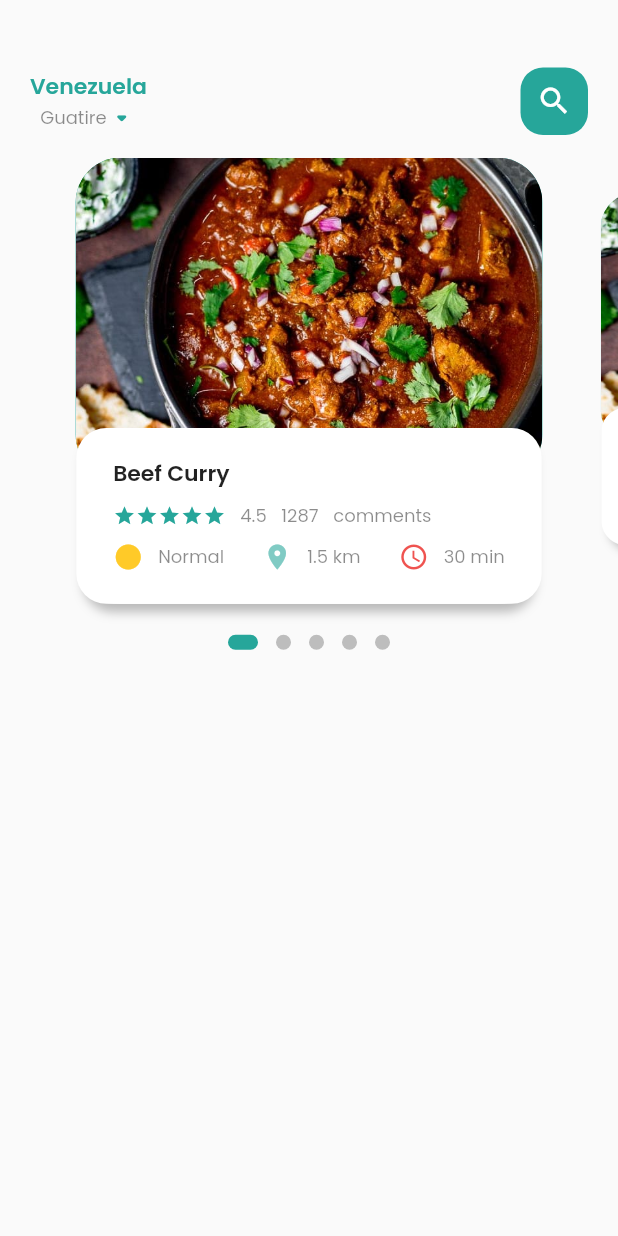
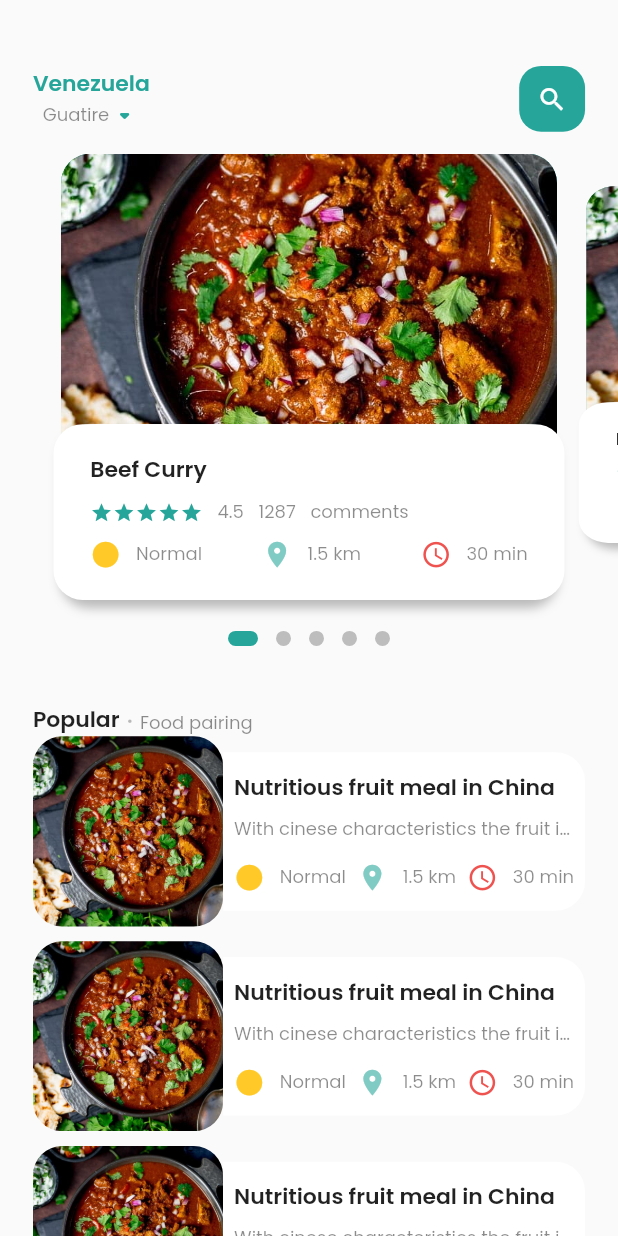
Before and after one commit to sotopro/fooddelivery, a Flutter app: the screen it shows after launch, on a phone screen of 412 x 824 dp. Run offline on Flutter 3.47's test engine with Material 2 defaults, Android fonts, the phone set to English and light mode, and no system bars; drawn by our look-alikes of dots_indicator; our stand-ins replace get.

Commit message:
[feature] - finsh home screen with list & slider & create new screen

```diff
--- a/lib/main.dart
+++ b/lib/main.dart
@@ -1,5 +1,5 @@
 import 'package:flutter/material.dart';
-import 'package:fooddelivery/home/main_food_page.dart';
+import 'package:fooddelivery/screens/home/main_food_page.dart';
 import 'package:get/get.dart';
 
 void main() {
--- /dev/null
+++ b/lib/screens/home/food/popular_food_detail.dart
@@ -0,0 +1,10 @@
+import 'package:flutter/material.dart';
+
+class PopularFoodDetail extends StatelessWidget {
+  const PopularFoodDetail({Key? key}) : super(key: key);
+
+  @override
+  Widget build(BuildContext context) {
+    return Container();
+  }
+}
--- a/lib/home/food_page_body.dart
+++ b/lib/screens/home/food_page_body.dart
@@ -53,11 +53,90 @@ class _FoodPageBodyState extends State<FoodPageBody> {
                 size: const Size.square(10.0),
                 activeSize: const Size(20.0, 10.0),
                 activeShape: RoundedRectangleBorder(
-                    borderRadius: BorderRadius.circular(25.0)),
+                    borderRadius: BorderRadius.circular(Dimensions.radius20)),
                 activeColor: AppColors.mainColor,
                 color: AppColors.grey
             )
-        )
+        ),
+        SizedBox(height: Dimensions.height30),
+        Container(
+          margin: EdgeInsets.only(left: Dimensions.width45),
+          child: Row(
+            crossAxisAlignment: CrossAxisAlignment.end,
+            children: [
+              MainTitle(title: 'Popular'),
+              SizedBox(width: Dimensions.width10),
+              Container(
+                margin: const EdgeInsets.only(bottom: 3),
+                child: MainTitle(title: '.', color: Colors.black26),
+              ),
+              SizedBox(width: Dimensions.width10),
+              Container(
+                margin: const EdgeInsets.only(bottom: 2),
+                child: MainText(text: 'Food pairing')
+              )
+            ],
+          ),
+        ),
+        ListView.builder(
+            shrinkWrap: true,
+            physics: NeverScrollableScrollPhysics(),
+          itemCount: 10,
+          itemBuilder: (context, position) {
+            return Container(
+              margin: EdgeInsets.only(left: Dimensions.width45, right: Dimensions.width45, bottom: Dimensions.height10),
+              child: Row(
+                children: [
+                  Container(
+                    width: Dimensions.listViewImageSize,
+                    height: Dimensions.listViewImageSize,
+                    decoration: BoxDecoration(
+                      borderRadius: BorderRadius.circular(Dimensions.radius20),
+                      color: Colors.white,
+                      image: DecorationImage(
+                        image: AssetImage('assets/images/food01.jpg'),
+                        fit: BoxFit.cover
+                      )
+                    ),
+                  ),
+                  Expanded(
+                    child: Container(
+                    height: Dimensions.listViewTextContainerSize,
+                    decoration: BoxDecoration(
+                      borderRadius: BorderRadius.only(
+                        topRight: Radius.circular(Dimensions.radius20),
+                        bottomRight: Radius.circular(Dimensions.radius20)
+                      ),
+                      color: Colors.white,
+                    ),
+                    child: Padding(
+                      padding: EdgeInsets.only(left: Dimensions.width15, right: Dimensions.width15),
+                      child: Column(
+                        crossAxisAlignment: CrossAxisAlignment.start,
+                        mainAxisAlignment: MainAxisAlignment.center,
+                        children: [
+                          MainTitle(title: 'Nutritious fruit meal in China'),
+                          SizedBox(height: Dimensions.height10),
+                          MainText(text: 'With cinese characteristics the fruit is a healthy food, and it is a good source of protein, vitamin C, and other nutrients.'),
+                          SizedBox(height: Dimensions.height15),
+                          Row(
+                            mainAxisAlignment: MainAxisAlignment.spaceBetween,
+                            children: [
+                              MainIconText(icon: Icons.circle_sharp, text: 'Normal', iconColor: Colors.amber.shade400),
+                              MainIconText(icon: Icons.location_on_sharp, text: '1.5 km', iconColor: AppColors.secondaryColor),
+                              MainIconText(icon: Icons.access_time_sharp, text: '30 min', iconColor: Colors.red.shade400),
+                            ]
+                        ),
+                        ],
+                      ),
+                    ),
+                  ),
+                  ),
+                  ],
+              )
+            );
+        }
+        ),
       ],
     );
   }
@@ -85,9 +164,9 @@ class _FoodPageBodyState extends State<FoodPageBody> {
           children: [
             Container(
               height: Dimensions.pageViewContainer,
-              margin: EdgeInsets.only(left: Dimensions.height20, right: Dimensions.height20),
+              margin: EdgeInsets.only(left: Dimensions.width20, right: Dimensions.width20),
               decoration: BoxDecoration(
-                borderRadius: BorderRadius.circular(30),
+                borderRadius: BorderRadius.circular(Dimensions.radius20),
                 color: position.isEven ? AppColors.mainColor : AppColors.secondaryColor,
                 image: DecorationImage(
                   image: AssetImage('assets/images/food01.jpg'),
@@ -99,9 +178,9 @@ class _FoodPageBodyState extends State<FoodPageBody> {
               alignment: Alignment.bottomCenter,
               child: Container(
                   height: Dimensions.pageViewTextContainer,
-                  margin: EdgeInsets.only(left: 25, right: 25, bottom: Dimensions.height15),
+                  margin: EdgeInsets.only(left: Dimensions.width20, right: Dimensions.width20, bottom: Dimensions.height15),
                   decoration: BoxDecoration(
-                    borderRadius: BorderRadius.circular(20),
+                    borderRadius: BorderRadius.circular(Dimensions.radius20),
                     color: AppColors.backgroundColorSecondary,
                     boxShadow: [
                       BoxShadow(
--- a/lib/home/main_food_page.dart
+++ b/lib/screens/home/main_food_page.dart
@@ -1,8 +1,9 @@
 // create statefull widget for food page
 import 'package:flutter/cupertino.dart';
 import 'package:flutter/material.dart';
-import 'package:fooddelivery/home/food_page_body.dart';
+import 'package:fooddelivery/screens/home/food_page_body.dart';
 import 'package:fooddelivery/utils/colors.dart';
+import 'package:fooddelivery/utils/dimensions.dart';
 import 'package:fooddelivery/widgets/main_text.dart';
 import 'package:fooddelivery/widgets/main_title.dart';
 
@@ -21,8 +22,8 @@ class _MainFoodPageState extends State<MainFoodPage> {
           Container(
 
               child: Container(
-                margin: EdgeInsets.only(top: 45, bottom: 15),
-                padding: EdgeInsets.only(left: 20, right: 20),
+                margin: EdgeInsets.only(top: Dimensions.height45, bottom: Dimensions.height15),
+                padding: EdgeInsets.only(left: Dimensions.width45, right: Dimensions.width45),
                   child: Row(
                     mainAxisAlignment: MainAxisAlignment.spaceBetween,
                     children: [
@@ -32,18 +33,18 @@ class _MainFoodPageState extends State<MainFoodPage> {
                           Row(
                             children:[
                               MainText(text: 'Guatire'),
-                              Icon(Icons.arrow_drop_down_rounded, color: AppColors.mainColor, size: 20,),
+                              Icon(Icons.arrow_drop_down_rounded, color: AppColors.mainColor, size: Dimensions.iconSize22),
                             ]
                           ),
                         ],
                       ),
                       Center(
                         child: Container(
-                          width: 45,
-                          height: 45,
-                          child: Icon(Icons.search, color: AppColors.iconColor),
+                          width: Dimensions.height45,
+                          height: Dimensions.height45,
+                          child: Icon(Icons.search, color: AppColors.iconColor, size: Dimensions.iconSize22),
                           decoration: BoxDecoration(
-                            borderRadius: BorderRadius.circular(15),
+                            borderRadius: BorderRadius.circular(Dimensions.radius15),
                             color: AppColors.mainColor,
                           ),
                         ),
@@ -52,7 +53,9 @@ class _MainFoodPageState extends State<MainFoodPage> {
                   )
               )
           ),
-          FoodPageBody(),
+          Expanded(child: SingleChildScrollView(
+            child: FoodPageBody(),
+          )),
         ]
       ),
     );
--- a/lib/utils/dimensions.dart
+++ b/lib/utils/dimensions.dart
@@ -9,8 +9,30 @@ class Dimensions {
   static double pageViewTextContainer = screenHeight / 7.03;
   static double height10 = screenHeight / 84.4;
   static double height15 = screenHeight / 56.27;
+  static double height20 = screenHeight / 42.2;
+  static double height30 = screenHeight / 28.13;
+  static double height45 = screenHeight / 18.76;
 
-  static double height20 = screenHeight / 42.2;
+  static double font10 = screenHeight / 84.4;
+  static double font15 = screenHeight / 56.27;
   static double font20 = screenHeight / 56.27;
+  static double font30 = screenHeight / 42.2;
+
+
+  static double radius10 = screenHeight / 84.4;
+  static double radius15 = screenHeight / 56.27;
+  static double radius20 = screenHeight / 42.2;
+  static double radius30 = screenHeight / 28.13;
+
+  static double width10 = screenWidth / 84.4;
+  static double width15 = screenWidth / 56.27;
+  static double width20 = screenWidth / 42.2;
+  static double width30 = screenWidth / 28.13;
+  static double width45 = screenWidth / 18.76;
+
+  static double iconSize22 = screenHeight / 40.17;
+
+  static double listViewImageSize = screenWidth / 3.25;
+  static double listViewTextContainerSize = screenWidth / 3.9;
 
 }
--- a/lib/widgets/main_icon_text.dart
+++ b/lib/widgets/main_icon_text.dart
@@ -1,6 +1,7 @@
 import 'package:flutter/cupertino.dart';
 import 'package:flutter/material.dart';
 import 'package:fooddelivery/utils/colors.dart';
+import 'package:fooddelivery/utils/dimensions.dart';
 import 'package:fooddelivery/widgets/main_text.dart';
 
 class MainIconText extends StatelessWidget {
@@ -9,7 +10,6 @@ class MainIconText extends StatelessWidget {
   Color textcolor;
   Color iconColor;
   double textSize;
-  double iconSize;
   double padding;
   double margin;
   FontWeight fontWeight;
@@ -25,7 +25,6 @@ class MainIconText extends StatelessWidget {
     this.overflow = TextOverflow.ellipsis,
     this.maxLines = 1,
     this.iconColor = Colors.black45,
-    this.iconSize = 20,
     this.padding = 0,
     this.margin = 0,
   }) : super(key: key);
@@ -36,7 +35,7 @@ class MainIconText extends StatelessWidget {
         Icon(
           icon,
           color: iconColor,
-          size: iconSize,
+          size: Dimensions.iconSize22,
         ),
         SizedBox(
           width: 10,
```
